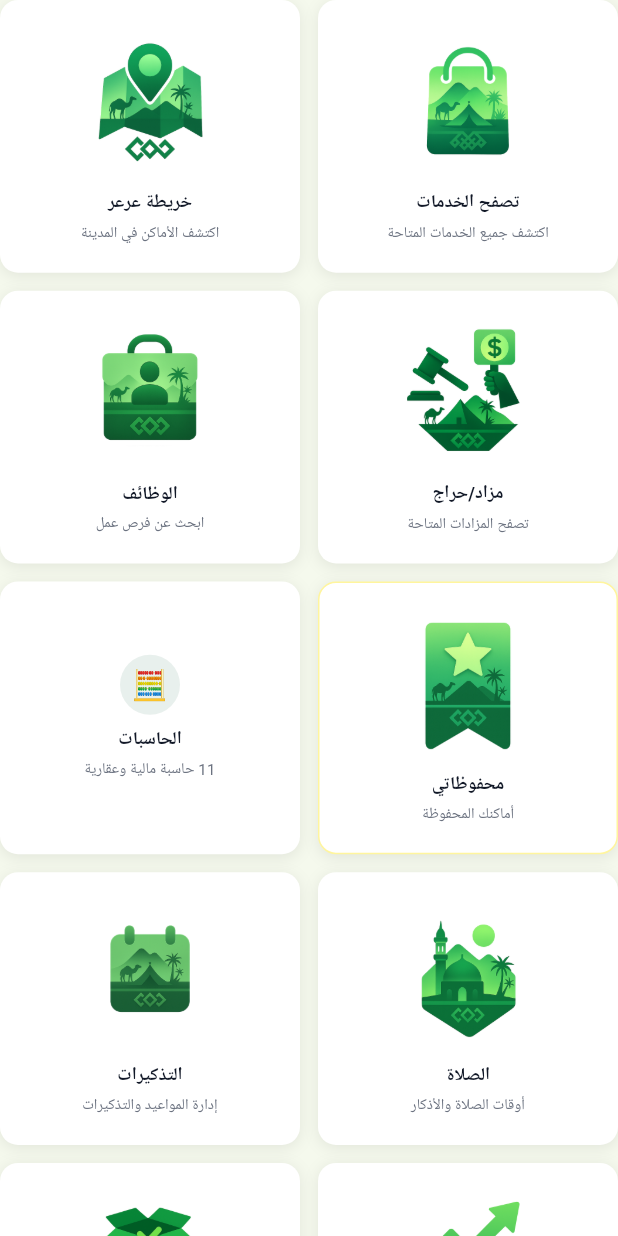
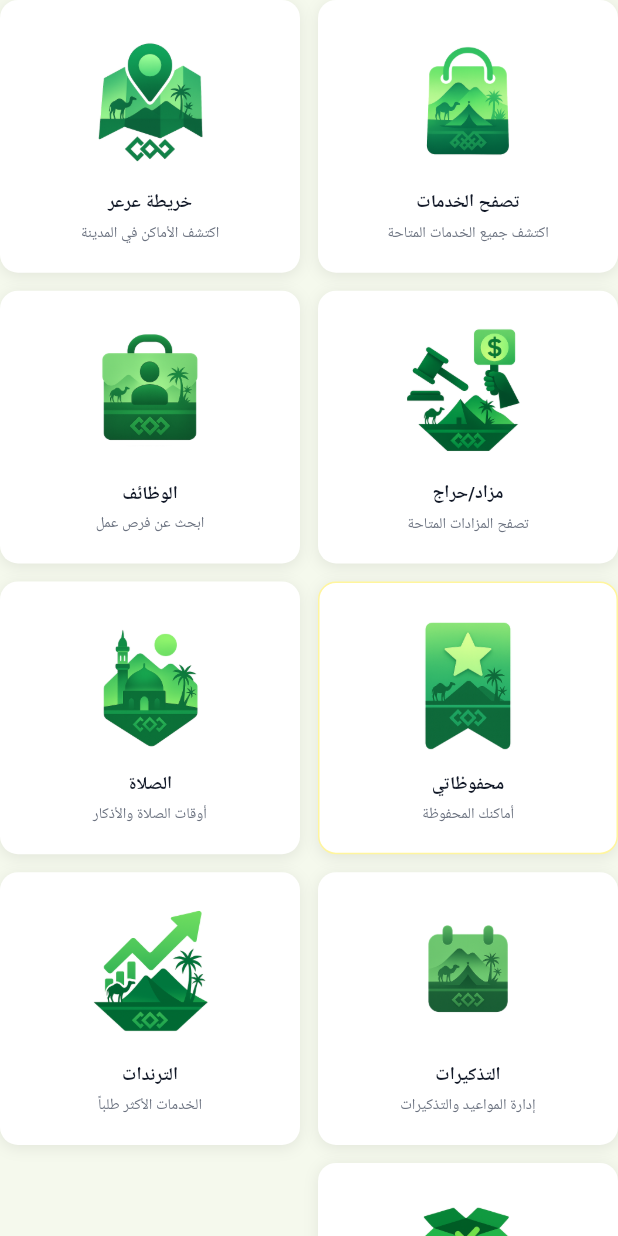
Before and after one commit to kkkrraamm/aldlma, a Flutter app: the _QuickGrid widget shown alone on an empty page, opened directly with empty values, after a tap on "تصفح الخدمات", on a phone screen of 412 x 824 dp. Run offline on Flutter 3.47's test engine with Material 3 defaults, Android fonts, the phone set to English and light mode, and no system bars; our stand-ins replace cached_network_image, device_info_plus, firebase_core, firebase_messaging, fl_chart, flutter_local_notifications and 9 more; accounts and stored records are empty; network calls fail.

```diff
--- a/lib/main.dart
+++ b/lib/main.dart
@@ -17,7 +17,6 @@ import 'my_rfps_page.dart';
 import 'auth.dart';
 import 'login_page.dart';
 import 'favorites_page.dart';
-import 'calculators_page.dart';
 import 'notifications.dart';
 import 'orders_service.dart';
 import 'my_account_page.dart';
@@ -986,7 +985,6 @@ class _QuickGrid extends StatelessWidget {
       ('مزاد/حراج', '🏷️'),
       ('الوظائف', '💼'),
       ('محفوظاتي', '⭐'),
-      ('الحاسبات', '🧮'),
       ('الصلاة', '🕌'),
       ('التذكيرات', Icons.calendar_today),
       ('الترندات', '🔥'),
@@ -1033,13 +1031,6 @@ class _QuickGrid extends StatelessWidget {
                   context,
                   MaterialPageRoute(
                     builder: (context) => const FavoritesPage(),
-                  ),
-                );
-              } else if (item.$1 == 'الحاسبات') {
-                Navigator.push(
-                  context,
-                  MaterialPageRoute(
-                    builder: (context) => const CalculatorsPage(),
                   ),
                 );
               } else if (item.$1 == 'طلباتي') {
@@ -1166,7 +1157,6 @@ class _QuickGrid extends StatelessWidget {
       case 'مزاد/حراج': return 'تصفح المزادات المتاحة';
       case 'الوظائف': return 'ابحث عن فرص عمل';
       case 'محفوظاتي': return 'أماكنك المحفوظة';
-      case 'الحاسبات': return '11 حاسبة مالية وعقارية';
       case 'الصلاة': return 'أوقات الصلاة والأذكار';
       case 'التذكيرات': return 'إدارة المواعيد والتذكيرات';
       case 'الترندات': return 'الخدمات الأكثر طلباً';
```
